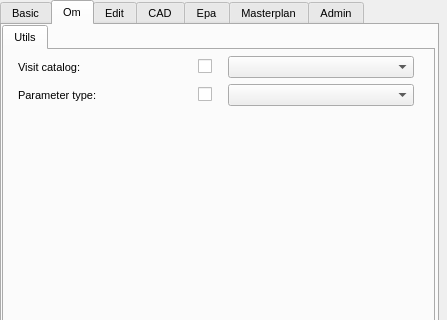
Above: ui/config.ui from Giswater/giswater_qgis_plugin before the change; both pictures show x 0 to 447 and y 0 to 320 of the 447 by 704 pixel window. Below: the same form after it.
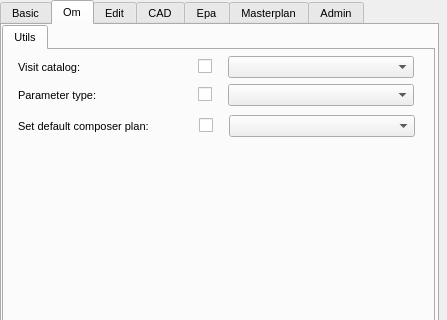
That is the form after the change. The open tabs and pages were chosen to show the change.

Commit message: added combo to select composer

The edit to the form file:
```diff
--- a/ui/config.ui
+++ b/ui/config.ui
@@ -199,6 +199,65 @@
         </rect>
        </property>
       </widget>
+      <widget class="QComboBox" name="composer_om_vdefault">
+       <property name="geometry">
+        <rect>
+         <x>225</x>
+         <y>65</y>
+         <width>186</width>
+         <height>22</height>
+        </rect>
+       </property>
+      </widget>
+      <widget class="QLabel" name="label_plan_arc_vdivision_dsbl_3">
+       <property name="geometry">
+        <rect>
+         <x>14</x>
+         <y>65</y>
+         <width>177</width>
+         <height>22</height>
+        </rect>
+       </property>
+       <property name="font">
+        <font>
+         <pointsize>8</pointsize>
+        </font>
+       </property>
+       <property name="frameShape">
+        <enum>QFrame::NoFrame</enum>
+       </property>
+       <property name="frameShadow">
+        <enum>QFrame::Plain</enum>
+       </property>
+       <property name="text">
+        <string>Set default composer plan:</string>
+       </property>
+       <property name="textFormat">
+        <enum>Qt::AutoText</enum>
+       </property>
+       <property name="scaledContents">
+        <bool>false</bool>
+       </property>
+       <property name="alignment">
+        <set>Qt::AlignLeading|Qt::AlignLeft|Qt::AlignVCenter</set>
+       </property>
+       <property name="margin">
+        <number>3</number>
+       </property>
+      </widget>
+      <widget class="QCheckBox" name="chk_composer_om_vdefault">
+       <property name="geometry">
+        <rect>
+         <x>195</x>
+         <y>65</y>
+         <width>17</width>
+         <height>21</height>
+        </rect>
+       </property>
+       <property name="text">
+        <string/>
+       </property>
+      </widget>
      </widget>
     </widget>
    </widget>
```
Left out of the diff: 61 changed lines with no effect on the pictures. The commit also changes 3 other files.
